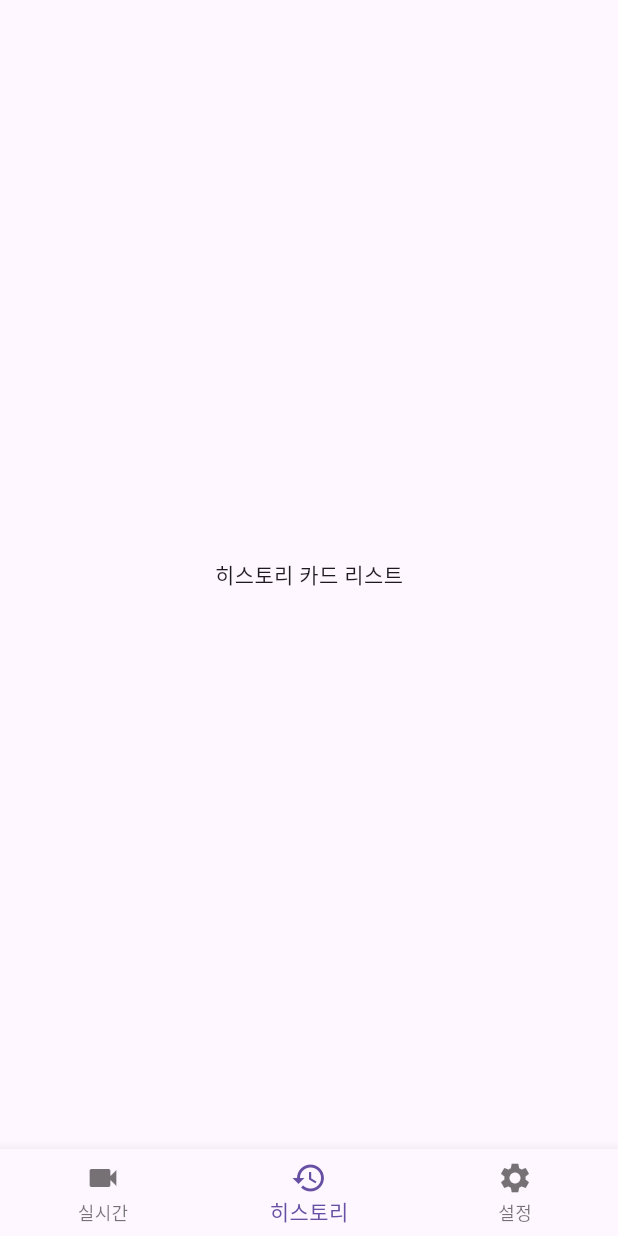
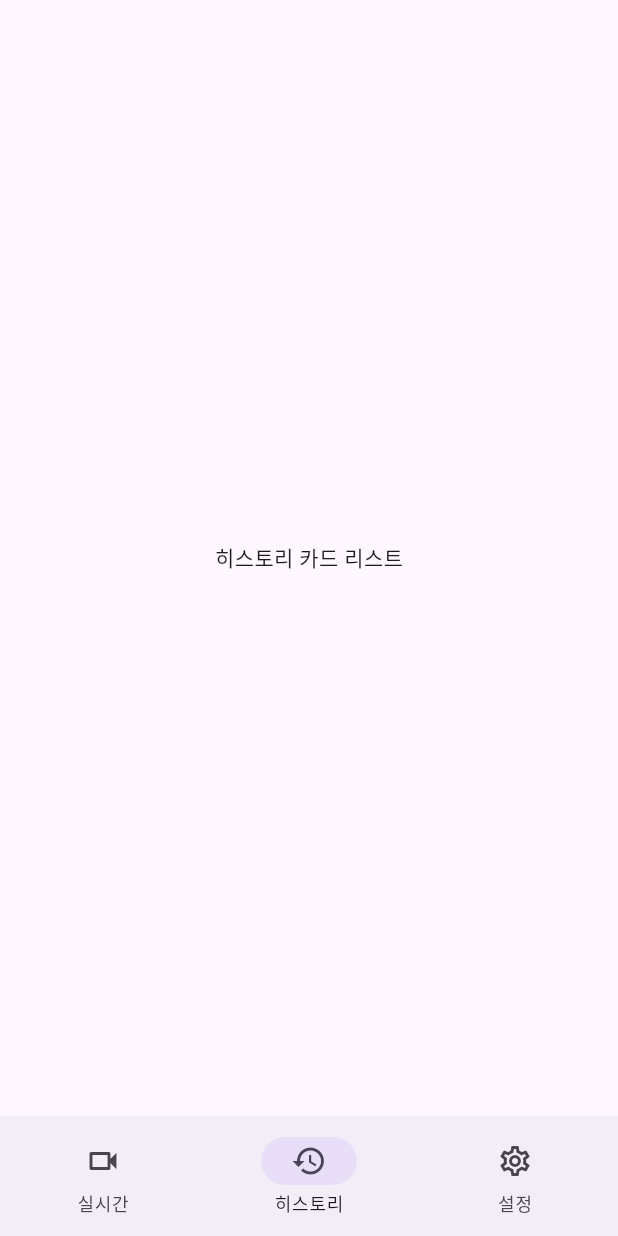
Before and after one commit to Eye-O-T/AI_CCTV-Mobile, a Flutter app: the screen it shows after launch, item 2 of the bottom bar chosen, on a phone screen of 412 x 824 dp. Run offline on Flutter 3.47's test engine with Material 3 defaults, Android fonts, the phone set to English and light mode, and no system bars; our stand-ins replace go_router.

Commit message:
화면 라우터 리팩터링

```diff
--- a/app/lib/screens/home_page.dart
+++ b/app/lib/screens/home_page.dart
@@ -2,60 +2,50 @@ import 'package:flutter/material.dart';
 import 'package:go_router/go_router.dart';
 
 class HomePage extends StatelessWidget {
-  final Widget child;
-
   const HomePage({
     super.key,
     required this.child,
   });
 
+  final Widget child;
+
+  static const List<String> _routes = [
+    '/live',
+    '/history',
+    '/settings',
+  ];
+
   @override
   Widget build(BuildContext context) {
-    final String location = GoRouterState.of(context).uri.path;
+    final location = GoRouterState.of(context).uri.path;
 
-    int currentIndex = 0;
-
-    switch (location) {
-      case '/history':
-        currentIndex = 1;
-        break;
-
-      case '/settings':
-        currentIndex = 2;
-        break;
-
-      default:
-        currentIndex = 0;
-    }
+    int currentIndex = _routes.indexOf(location);
+    if (currentIndex == -1) currentIndex = 0;
 
     return Scaffold(
       body: child,
-      bottomNavigationBar: BottomNavigationBar(
-        currentIndex: currentIndex,
-        onTap: (index) {
-          switch (index) {
-            case 0:
-              context.go('/live');
-              break;
-            case 1:
-              context.go('/history');
-              break;
-            case 2:
-              context.go('/settings');
-              break;
-          }
+
+      bottomNavigationBar: NavigationBar(
+        selectedIndex: currentIndex,
+
+        onDestinationSelected: (index) {
+          context.go(_routes[index]);
         },
-        items: const [
-          BottomNavigationBarItem(
-            icon: Icon(Icons.videocam),
+
+        destinations: const [
+          NavigationDestination(
+            icon: Icon(Icons.videocam_outlined),
+            selectedIcon: Icon(Icons.videocam),
             label: '실시간',
           ),
-          BottomNavigationBarItem(
-            icon: Icon(Icons.history),
+          NavigationDestination(
+            icon: Icon(Icons.history_outlined),
+            selectedIcon: Icon(Icons.history),
             label: '히스토리',
           ),
-          BottomNavigationBarItem(
-            icon: Icon(Icons.settings),
+          NavigationDestination(
+            icon: Icon(Icons.settings_outlined),
+            selectedIcon: Icon(Icons.settings),
             label: '설정',
           ),
         ],
```
